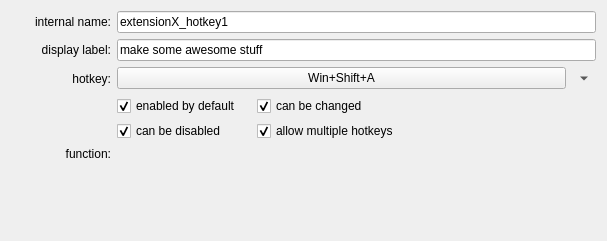
Qt form ui/a2widget/a2hotkey/edit_widget.ui (ewerybody/a2) before a commit.
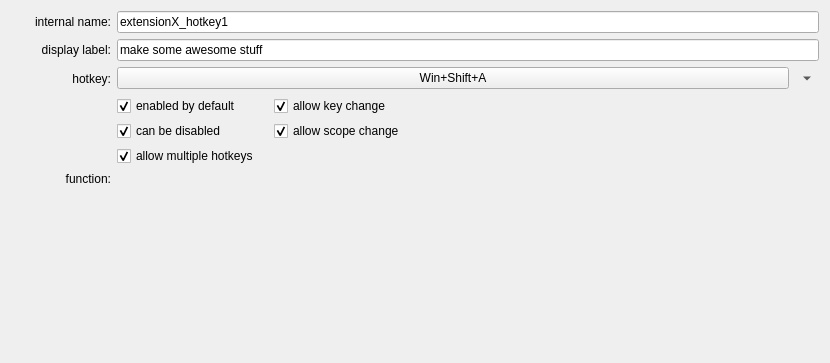
The same form after that commit. Custom widgets are drawn as their Qt base class.

Commit message: wip hotkey and scope stuff

```diff
--- a/ui/a2widget/a2hotkey/edit_widget.ui
+++ b/ui/a2widget/a2hotkey/edit_widget.ui
@@ -6,8 +6,8 @@
    <rect>
     <x>0</x>
     <y>0</y>
-    <width>607</width>
-    <height>241</height>
+    <width>830</width>
+    <height>363</height>
    </rect>
   </property>
   <property name="windowTitle">
@@ -125,6 +125,26 @@
        <property name="verticalSpacing">
         <number>5</number>
        </property>
+       <item row="1" column="0">
+        <widget class="QCheckBox" name="cfg_disablable">
+         <property name="text">
+          <string>can be disabled</string>
+         </property>
+         <property name="checked">
+          <bool>true</bool>
+         </property>
+        </widget>
+       </item>
+       <item row="1" column="1">
+        <widget class="QCheckBox" name="cfg_scopeChange">
+         <property name="text">
+          <string>allow scope change</string>
+         </property>
+         <property name="checked">
+          <bool>true</bool>
+         </property>
+        </widget>
+       </item>
        <item row="0" column="0">
         <widget class="QCheckBox" name="cfg_enabled">
          <property name="text">
@@ -135,27 +155,17 @@
          </property>
         </widget>
        </item>
-       <item row="3" column="0">
-        <widget class="QCheckBox" name="cfg_disablable">
-         <property name="text">
-          <string>can be disabled</string>
-         </property>
-         <property name="checked">
-          <bool>true</bool>
-         </property>
-        </widget>
-       </item>
        <item row="0" column="1">
         <widget class="QCheckBox" name="cfg_keyChange">
          <property name="text">
-          <string>can be changed</string>
+          <string>allow key change</string>
          </property>
          <property name="checked">
           <bool>true</bool>
          </property>
         </widget>
        </item>
-       <item row="3" column="1">
+       <item row="2" column="0">
         <widget class="QCheckBox" name="cfg_multiple">
          <property name="text">
           <string>allow multiple hotkeys</string>
```
The commit also changes 9 other files.
